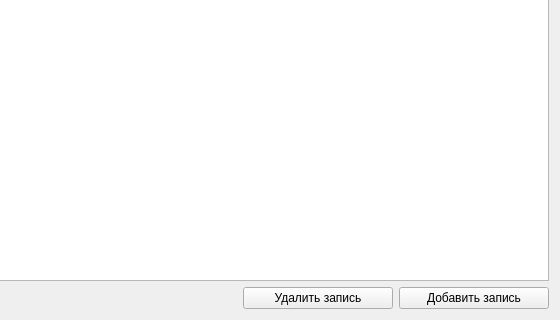
Above: forms/databasetabwidget.ui from k0tvtapke/QtProject before the change; both pictures show x 439 to 999 and y 229 to 549 of the 999 by 549 pixel window. Below: the same form after it.
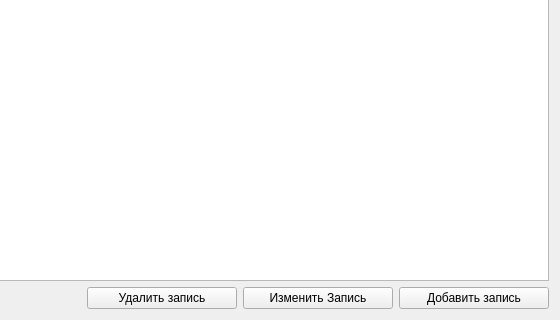
That is the form after the change.

Commit message: Added dialogs for adding travel packages

The edit to the form file:
```diff
--- a/forms/databasetabwidget.ui
+++ b/forms/databasetabwidget.ui
@@ -100,6 +100,19 @@
        </property>
       </widget>
      </item>
+     <item>
+      <widget class="QPushButton" name="changeEntryButton">
+       <property name="minimumSize">
+        <size>
+         <width>150</width>
+         <height>0</height>
+        </size>
+       </property>
+       <property name="text">
+        <string>Изменить Запись</string>
+       </property>
+      </widget>
+     </item>
      <item>
       <widget class="QPushButton" name="addEntryButton">
        <property name="minimumSize">
```
The commit also changes 4 other files.
